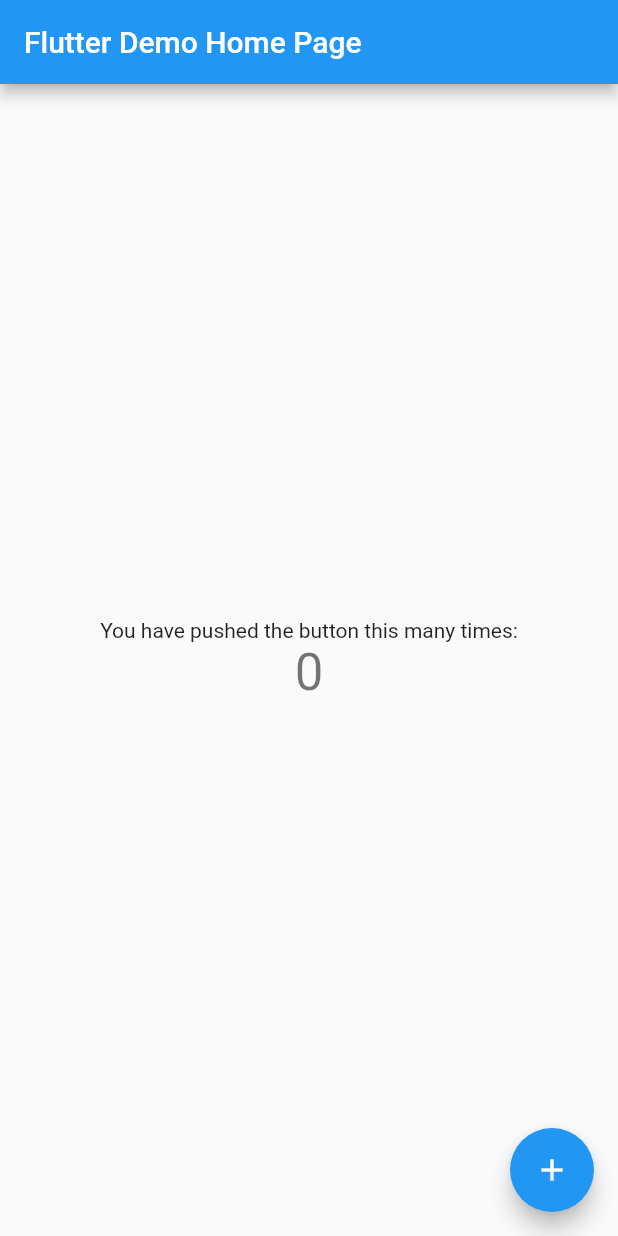
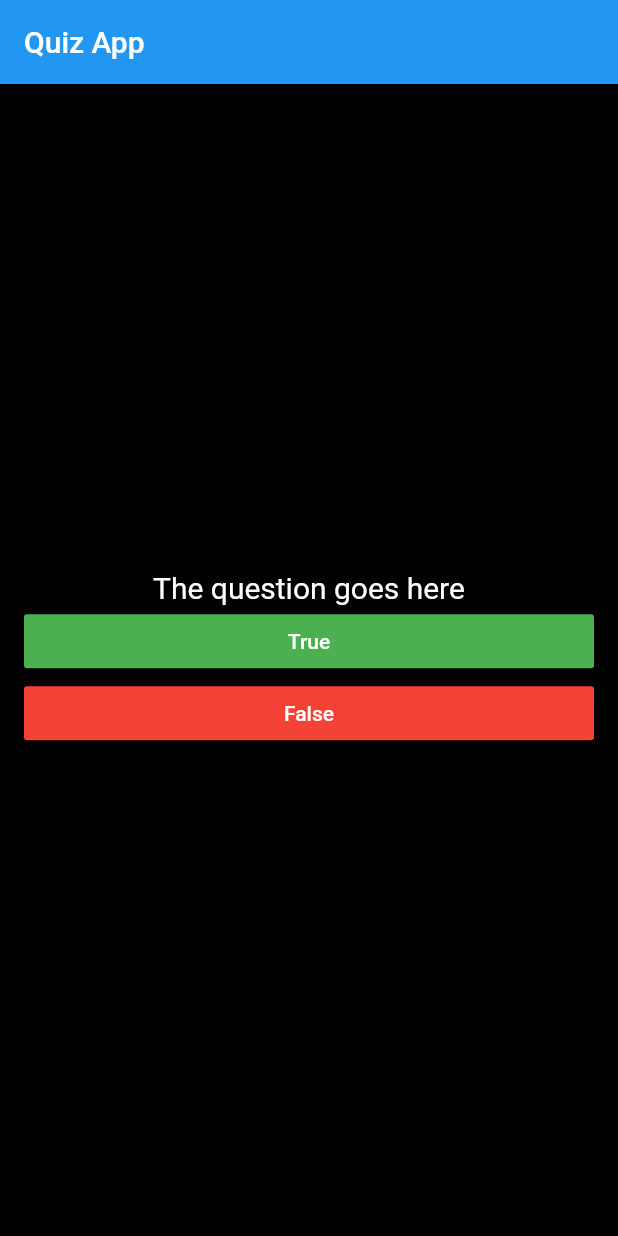
Before and after one commit to Botanium/simple_flutter_quizzer, a Flutter app: the screen it shows after launch, on a phone screen of 412 x 824 dp. Run offline on Flutter 3.47's test engine with Material 2 defaults, Android fonts, the light colour scheme and no system bars.

Commit message:
Adding two buttons and the question to be shown

```diff
--- a/lib/main.dart
+++ b/lib/main.dart
@@ -5,109 +5,51 @@
 }
 
 class MyApp extends StatelessWidget {
-  // This widget is the root of your application.
   @override
   Widget build(BuildContext context) {
     return MaterialApp(
-      title: 'Flutter Demo',
-      theme: ThemeData(
-        // This is the theme of your application.
-        //
-        // Try running your application with "flutter run". You'll see the
-        // application has a blue toolbar. Then, without quitting the app, try
-        // changing the primarySwatch below to Colors.green and then invoke
-        // "hot reload" (press "r" in the console where you ran "flutter run",
-        // or simply save your changes to "hot reload" in a Flutter IDE).
-        // Notice that the counter didn't reset back to zero; the application
-        // is not restarted.
-        primarySwatch: Colors.blue,
-      ),
-      home: MyHomePage(title: 'Flutter Demo Home Page'),
+      title: 'Simple flutter Quiz App',
+      home: QuizApp(),
     );
   }
 }
 
-class MyHomePage extends StatefulWidget {
-  MyHomePage({Key key, this.title}) : super(key: key);
-
-  // This widget is the home page of your application. It is stateful, meaning
-  // that it has a State object (defined below) that contains fields that affect
-  // how it looks.
-
-  // This class is the configuration for the state. It holds the values (in this
-  // case the title) provided by the parent (in this case the App widget) and
-  // used by the build method of the State. Fields in a Widget subclass are
-  // always marked "final".
-
-  final String title;
-
-  @override
-  _MyHomePageState createState() => _MyHomePageState();
-}
-
-class _MyHomePageState extends State<MyHomePage> {
-  int _counter = 0;
-
-  void _incrementCounter() {
-    setState(() {
-      // This call to setState tells the Flutter framework that something has
-      // changed in this State, which causes it to rerun the build method below
-      // so that the display can reflect the updated values. If we changed
-      // _counter without calling setState(), then the build method would not be
-      // called again, and so nothing would appear to happen.
-      _counter++;
-    });
-  }
-
+class QuizApp extends StatelessWidget {
   @override
   Widget build(BuildContext context) {
-    // This method is rerun every time setState is called, for instance as done
-    // by the _incrementCounter method above.
-    //
-    // The Flutter framework has been optimized to make rerunning build methods
-    // fast, so that you can just rebuild anything that needs updating rather
-    // than having to individually change instances of widgets.
     return Scaffold(
-      appBar: AppBar(
-        // Here we take the value from the MyHomePage object that was created by
-        // the App.build method, and use it to set our appbar title.
-        title: Text(widget.title),
-      ),
-      body: Center(
-        // Center is a layout widget. It takes a single child and positions it
-        // in the middle of the parent.
+      backgroundColor: Colors.black,
+      appBar: AppBar(title: Text('Quiz App')),
+      body: Padding(
+        padding: const EdgeInsets.all(16.0),
         child: Column(
-          // Column is also a layout widget. It takes a list of children and
-          // arranges them vertically. By default, it sizes itself to fit its
-          // children horizontally, and tries to be as tall as its parent.
-          //
-          // Invoke "debug painting" (press "p" in the console, choose the
-          // "Toggle Debug Paint" action from the Flutter Inspector in Android
-          // Studio, or the "Toggle Debug Paint" command in Visual Studio Code)
-          // to see the wireframe for each widget.
-          //
-          // Column has various properties to control how it sizes itself and
-          // how it positions its children. Here we use mainAxisAlignment to
-          // center the children vertically; the main axis here is the vertical
-          // axis because Columns are vertical (the cross axis would be
-          // horizontal).
           mainAxisAlignment: MainAxisAlignment.center,
+          crossAxisAlignment: CrossAxisAlignment.stretch,
           children: <Widget>[
             Text(
-              'You have pushed the button this many times:',
+              'The question goes here',
+              style: TextStyle(fontSize: 20, color: Colors.white),
+              textAlign: TextAlign.center,
             ),
-            Text(
-              '$_counter',
-              style: Theme.of(context).textTheme.headline4,
+            FlatButton(
+              color: Colors.green,
+              onPressed: () {},
+              child: Text(
+                'True',
+                style: TextStyle(color: Colors.white),
+              ),
+            ),
+            FlatButton(
+              color: Colors.red,
+              onPressed: () {},
+              child: Text(
+                'False',
+                style: TextStyle(color: Colors.white),
+              ),
             ),
           ],
         ),
       ),
-      floatingActionButton: FloatingActionButton(
-        onPressed: _incrementCounter,
-        tooltip: 'Increment',
-        child: Icon(Icons.add),
-      ), // This trailing comma makes auto-formatting nicer for build methods.
     );
   }
 }
```
Also changed, not shown: 2 other files.
